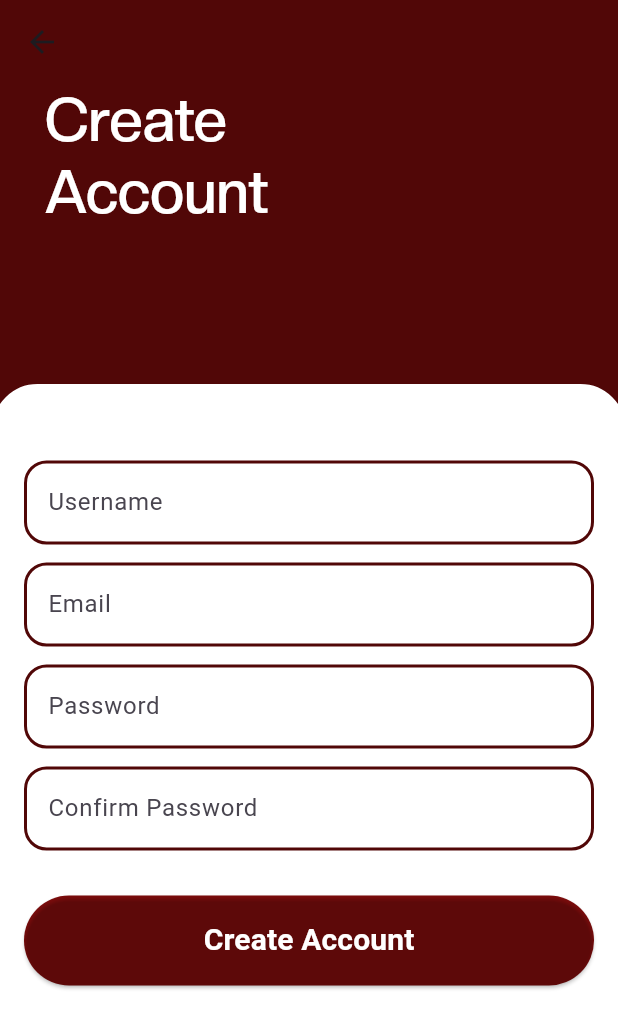
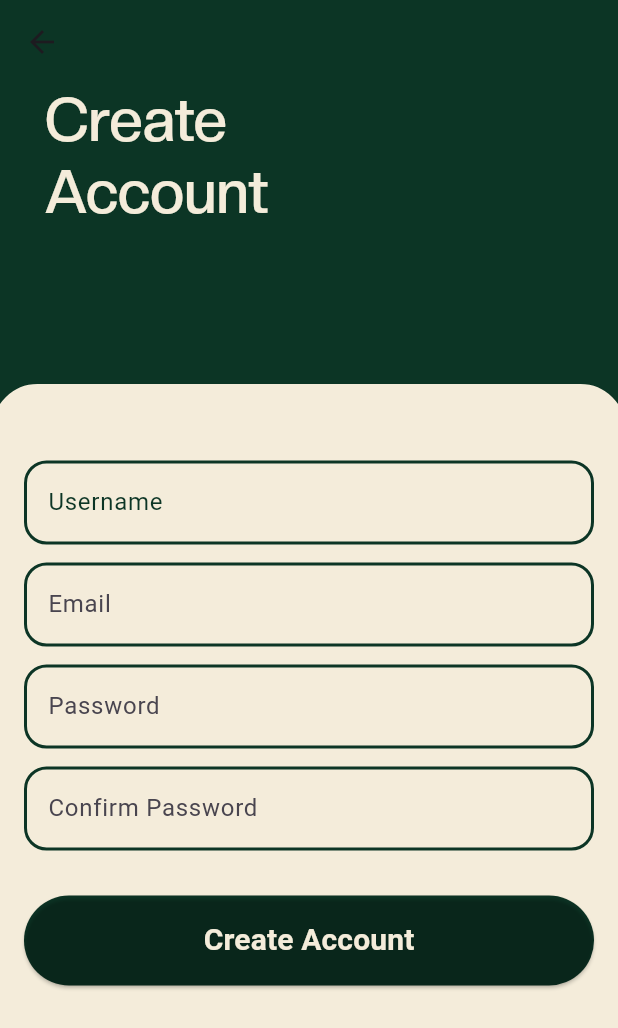
Before and after one commit to marcsaffold17/GetFitApp, a Flutter app: the screen it shows after launch, after a tap on "Create Account", on a phone screen of 412 x 824 dp. Shown: the top 1028 px of the screen. Run offline on Flutter 3.47's test engine with Material 3 defaults, Android fonts, the phone set to English and light mode, and no system bars; our stand-ins replace cloud_firestore, firebase_core, fl_chart, google_nav_bar, shared_preferences; accounts and stored records are empty; network calls fail; Roboto replaces fonts that are missing (Mirage).

Commit message:
changed homepage colors

```diff
--- a/get_fit_app/lib/view/Workout-Plan.dart
+++ b/get_fit_app/lib/view/Workout-Plan.dart
@@ -33,8 +33,6 @@ class _WorkoutHistoryByDateState extends State<WorkoutHistoryByDate> {
       for (var workoutDoc in workoutSnapshot.docs) {
         final workoutData = workoutDoc.data();
         workoutData['date'] = date;
-        print("works");
-        print(workoutData['date']);
         workoutData['exercise'] = workoutDoc.id;
         grouped.putIfAbsent(date, () => []).add(workoutData);
       }
@@ -49,6 +47,7 @@ class _WorkoutHistoryByDateState extends State<WorkoutHistoryByDate> {
   @override
   Widget build(BuildContext context) {
     return Scaffold(
+      backgroundColor: Color.fromARGB(255, 244, 236, 218),
       body: isLoading
           ? Center(child: CircularProgressIndicator())
           : ListView(
--- a/get_fit_app/lib/view/login_view.dart
+++ b/get_fit_app/lib/view/login_view.dart
@@ -11,7 +11,7 @@ class LoginButtonPage extends StatelessWidget {
   children: [
     Container(
       decoration: const BoxDecoration(
-        color: Color.fromARGB(255, 81, 7, 7),
+        color: Color.fromARGB(255, 12,53,37),
       ),
     ),
         Positioned.fill(
@@ -22,18 +22,19 @@ class LoginButtonPage extends StatelessWidget {
             'assets/images/athass_2.png',
             height: 200,
             width: 200,
+            color: Color.fromARGB(255, 244, 236, 218),
             ),
 
             // SizedBox(height: 230),
             RichText(
               text: TextSpan(
-                style: TextStyle(fontFamily: 'CreatoDisplay', fontSize: 80, color: const Color.fromARGB(255, 255, 255, 255)),
+                style: TextStyle(fontFamily: 'CreatoDisplay', fontSize: 80, color: const Color.fromARGB(255, 244, 236, 218)),
                 children: const <TextSpan>[
                   TextSpan(text: 'Get FIT'),
                 ],
               ),
             ),
-            const Divider(height: 20, thickness: 7, indent: 30, endIndent: 30, color: Color.fromARGB(255, 255, 255, 255)),
+            const Divider(height: 20, thickness: 7, indent: 30, endIndent: 30, color: Color.fromARGB(255, 244, 236, 218)),
             SizedBox(height: 100),
             ElevatedButton(
               onPressed: () {
@@ -48,9 +49,10 @@ class LoginButtonPage extends StatelessWidget {
                 );
               },
               style: ElevatedButton.styleFrom(
+                backgroundColor: Color.fromARGB(255, 244, 236, 218),
                 minimumSize: const Size(250, 50),
               ),
-              child: const Text('Create Account', style: TextStyle(color: Color.fromARGB(255, 81, 7, 7), fontWeight:  FontWeight.w600, fontFamily: 'Garet', fontSize: 25),),
+              child: const Text('Create Account', style: TextStyle(color: Color.fromARGB(255, 12,53,37), fontWeight:  FontWeight.w600, fontFamily: 'Garet', fontSize: 25),),
             ),
             SizedBox(height: 30),
             ElevatedButton(
@@ -64,9 +66,10 @@ class LoginButtonPage extends StatelessWidget {
                 );
               },
               style: ElevatedButton.styleFrom(
+                backgroundColor: Color.fromARGB(255, 244, 236, 218),
                 minimumSize: const Size(250, 50),
               ),
-              child: const Text('Login',style: TextStyle(color: Color.fromARGB(255, 81, 7, 7), fontWeight: FontWeight.w600, fontFamily: 'Garet', fontSize: 25) ),
+              child: const Text('Login',style: TextStyle(color: Color.fromARGB(255, 12,53,37), fontWeight: FontWeight.w600, fontFamily: 'Garet', fontSize: 25) ),
             ),
             SizedBox(height: 100),
           ],
@@ -121,7 +124,7 @@ class LoginPage extends State<MyLoginPage> implements LoginView {
       appBar: AppBar(
       flexibleSpace: Container(
         decoration: const BoxDecoration(
-          color: Color.fromARGB(255, 81, 7, 7),
+          color: Color.fromARGB(255, 12,53,37),
         ),
       ),
     ),
@@ -129,7 +132,7 @@ class LoginPage extends State<MyLoginPage> implements LoginView {
       children: [
         Container(
           decoration: const BoxDecoration(
-            color: Color.fromARGB(255, 81, 7, 7),
+            color: Color.fromARGB(255, 12,53,37),
           ),
         ),
         Align(
@@ -139,7 +142,7 @@ class LoginPage extends State<MyLoginPage> implements LoginView {
               style: TextStyle(
                 fontFamily: 'Voguella',
                 fontSize: 40,
-                color: const Color.fromARGB(255, 255, 255, 255),
+                color: const Color.fromARGB(255, 244, 236, 218),
               ),
               children: const <TextSpan>[
                 TextSpan(text: '\n   Login'),
@@ -155,8 +158,8 @@ class LoginPage extends State<MyLoginPage> implements LoginView {
           child: Container(
             padding: const EdgeInsets.all(16.0),
             decoration: BoxDecoration(
-              color: Colors.white,
-              border: Border.all(width: 5.0, color: Colors.white),
+              color: Color.fromARGB(255, 244, 236, 218),
+              border: Border.all(width: 5.0, color: Color.fromARGB(255, 244, 236, 218)),
               borderRadius: BorderRadius.all(Radius.circular(30.0)),
             ),
             child: SingleChildScrollView(
@@ -170,7 +173,7 @@ class LoginPage extends State<MyLoginPage> implements LoginView {
                       enabledBorder: OutlineInputBorder(
                         borderRadius: BorderRadius.circular(15),
                         borderSide: const BorderSide(
-                          color: Color.fromARGB(255, 81, 7, 7),
+                          color: Color.fromARGB(255, 12,53,37),
                           width: 2,
                         ),
                       ),
@@ -189,7 +192,7 @@ class LoginPage extends State<MyLoginPage> implements LoginView {
                       enabledBorder: OutlineInputBorder(
                         borderRadius: BorderRadius.circular(15),
                         borderSide: const BorderSide(
-                          color: Color.fromARGB(255, 81, 7, 7),
+                          color: Color.fromARGB(255, 12,53,37),
                           width: 2,
                         ),
                       ),
@@ -205,7 +208,7 @@ class LoginPage extends State<MyLoginPage> implements LoginView {
               width: 400,
               height: 60,
               decoration: BoxDecoration(
-                color: Color.fromARGB(255, 118, 11, 11),
+                color: Color.fromARGB(255, 12,53,37),
                 borderRadius: BorderRadius.circular(30.0),
               ),
               child: ElevatedButton(
@@ -306,7 +309,7 @@ Widget build(BuildContext context) {
     appBar: AppBar(
       flexibleSpace: Container(
         decoration: const BoxDecoration(
-          color: Color.fromARGB(255, 81, 7, 7),
+          color: Color.fromARGB(255, 12,53,37),
         ),
       ),
     ),
@@ -314,7 +317,7 @@ Widget build(BuildContext context) {
       children: [
         Container(
           decoration: const BoxDecoration(
-            color: Color.fromARGB(255, 81, 7, 7),
+            color: Color.fromARGB(255, 12,53,37),
           ),
         ),
         Align(
@@ -324,7 +327,7 @@ Widget build(BuildContext context) {
               style: TextStyle(
                 fontFamily: 'CreatoDisplay',
                 fontSize: 40,
-                color: const Color.fromARGB(255, 255, 255, 255),
+                color: const Color.fromARGB(255, 244, 236, 218),
               ),
               children: const <TextSpan>[
                 TextSpan(text: '   Create\n   Account'),
@@ -340,8 +343,8 @@ Widget build(BuildContext context) {
           child: Container(
             padding: const EdgeInsets.all(16.0),
             decoration: BoxDecoration(
-              color: Colors.white,
-              border: Border.all(width: 5.0, color: Colors.white),
+              color: Color.fromARGB(255, 244, 236, 218),
+              border: Border.all(width: 5.0, color: Color.fromARGB(255, 244, 236, 218)),
               borderRadius: BorderRadius.all(Radius.circular(30.0)),
             ),
             child: SingleChildScrollView(
@@ -352,10 +355,12 @@ Widget build(BuildContext context) {
                   TextField(
                     controller: userNameText,
                     decoration: InputDecoration(
+                      // filled: true,
+                      // fillColor: Color.fromARGB(255,221,212,191),
                       enabledBorder: OutlineInputBorder(
                         borderRadius: BorderRadius.circular(15),
                         borderSide: const BorderSide(
-                          color: Color.fromARGB(255, 81, 7, 7),
+                          color: Color.fromARGB(255, 12,53,37),
                           width: 2,
                         ),
                       ),
@@ -364,6 +369,7 @@ Widget build(BuildContext context) {
                         borderSide: BorderSide(width: 3.0, color: Colors.blue),
                       ),
                       hintText: 'Username',
+                      hintStyle: TextStyle(color: Color.fromARGB(255, 12,53,37)),
                     ),
                   ),
                   SizedBox(height: 12),
@@ -373,7 +379,7 @@ Widget build(BuildContext context) {
                       enabledBorder: OutlineInputBorder(
                         borderRadius: BorderRadius.circular(15),
                         borderSide: const BorderSide(
-                          color: Color.fromARGB(255, 81, 7, 7),
+                          color: Color.fromARGB(255, 12,53,37),
                           width: 2,
                         ),
                       ),
@@ -392,7 +398,7 @@ Widget build(BuildContext context) {
                       enabledBorder: OutlineInputBorder(
                         borderRadius: BorderRadius.circular(15),
                         borderSide: const BorderSide(
-                          color: Color.fromARGB(255, 81, 7, 7),
+                          color: Color.fromARGB(255, 12,53,37),
                           width: 2,
                         ),
                       ),
@@ -411,7 +417,7 @@ Widget build(BuildContext context) {
                       enabledBorder: OutlineInputBorder(
                         borderRadius: BorderRadius.circular(15),
                         borderSide: const BorderSide(
-                          color: Color.fromARGB(255, 81, 7, 7),
+                          color: Color.fromARGB(255, 12,53,37),
                           width: 2,
                         ),
                       ),
@@ -427,7 +433,7 @@ Widget build(BuildContext context) {
                     width: 400,
                     height: 60,
                     decoration: BoxDecoration(
-                      color: Color.fromARGB(255, 129, 12, 12),
+                      color: Color.fromARGB(255, 12,53,37),
                       borderRadius: BorderRadius.circular(30.0),
                     ),
                     child: ElevatedButton(
@@ -441,7 +447,7 @@ Widget build(BuildContext context) {
                       onPressed: handleCreateAccount,
                       child: const Text(
                         'Create Account',
-                        style: TextStyle(fontFamily: 'Mirage', fontSize: 20, fontWeight: FontWeight.bold, color: Color.fromARGB(255, 255, 255, 255)),
+                        style: TextStyle(fontFamily: 'Mirage', fontSize: 20, fontWeight: FontWeight.bold, color: Color.fromARGB(255, 244, 236, 218)),
                       ),
                     ),
                   )
```
Also changed, not shown: get_fit_app/lib/view/HomePage.dart (+7 -1 lines).
